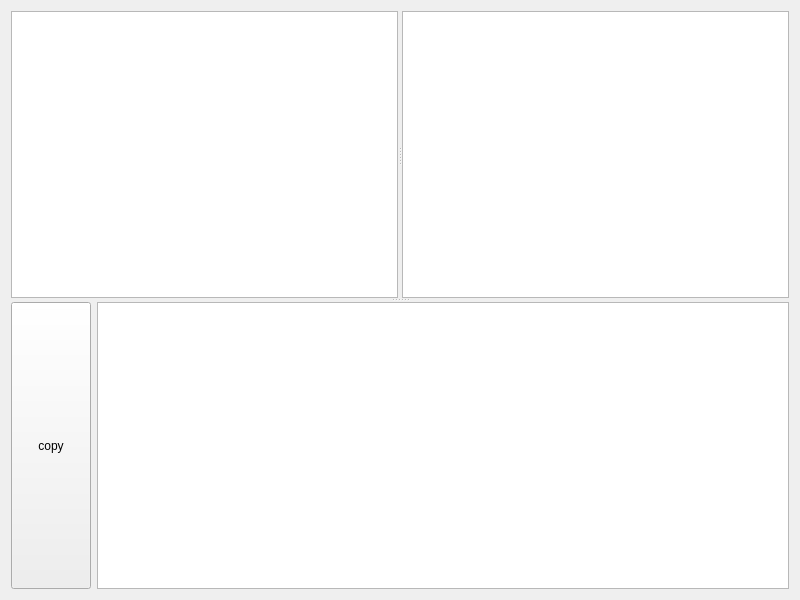
Before: the Qt Designer form joinhelperwidget.ui in mugiseyebrows/mugi-query, drawn with Qt 5.
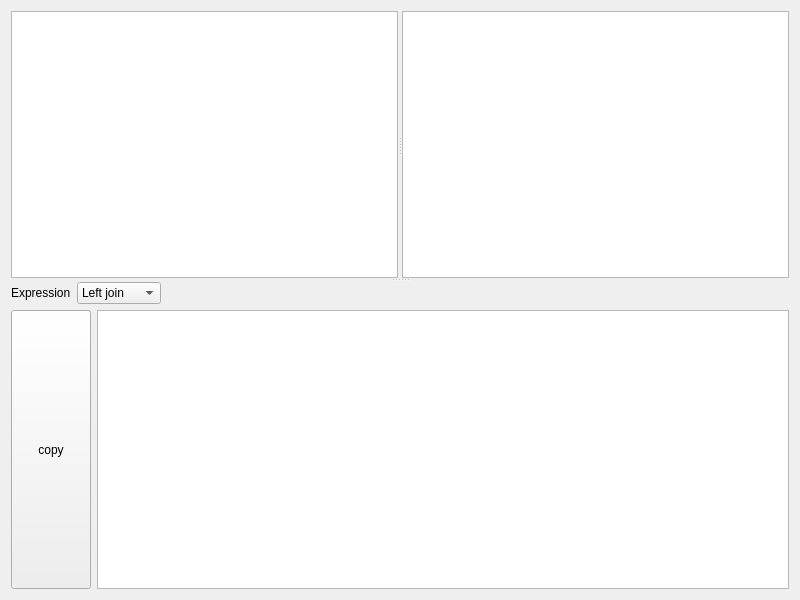
After: the same form once the commit is applied. Custom widgets are drawn as their Qt base class.

```diff
--- a/joinhelperwidget.ui
+++ b/joinhelperwidget.ui
@@ -13,7 +13,7 @@
   <property name="windowTitle">
    <string>Join helper</string>
   </property>
-  <layout class="QVBoxLayout" name="verticalLayout">
+  <layout class="QVBoxLayout" name="verticalLayout_2">
    <item>
     <widget class="QSplitter" name="verticalSplitter">
      <property name="orientation">
@@ -28,19 +28,53 @@
         <number>200</number>
        </attribute>
       </widget>
-      <widget class="QWidget" name="layoutWidget">
-       <layout class="QGridLayout" name="gridLayout">
-        <item row="0" column="0" rowspan="2">
          <widget class="QTableView" name="tables">
           <attribute name="horizontalHeaderStretchLastSection">
            <bool>true</bool>
           </attribute>
          </widget>
-        </item>
-       </layout>
-      </widget>
-     </widget>
-     <widget class="QWidget" name="layoutWidget">
+     </widget>
+     <widget class="QWidget" name="">
+      <layout class="QVBoxLayout" name="verticalLayout">
+       <item>
+        <layout class="QHBoxLayout" name="horizontalLayout_2">
+         <item>
+          <widget class="QLabel" name="label">
+           <property name="text">
+            <string>Expression</string>
+           </property>
+          </widget>
+         </item>
+         <item>
+          <widget class="QComboBox" name="joinType">
+           <item>
+            <property name="text">
+             <string>Left join</string>
+            </property>
+           </item>
+           <item>
+            <property name="text">
+             <string>Cross join</string>
+            </property>
+           </item>
+          </widget>
+         </item>
+         <item>
+          <spacer name="horizontalSpacer">
+           <property name="orientation">
+            <enum>Qt::Horizontal</enum>
+           </property>
+           <property name="sizeHint" stdset="0">
+            <size>
+             <width>40</width>
+             <height>20</height>
+            </size>
+           </property>
+          </spacer>
+         </item>
+        </layout>
+       </item>
+       <item>
       <layout class="QHBoxLayout" name="horizontalLayout">
        <item>
         <widget class="QPushButton" name="copy">
@@ -57,6 +91,8 @@
        </item>
        <item>
         <widget class="TextEdit" name="query"/>
+         </item>
+        </layout>
        </item>
       </layout>
      </widget>
```
Lines whose indentation alone changed are shown as unchanged.
